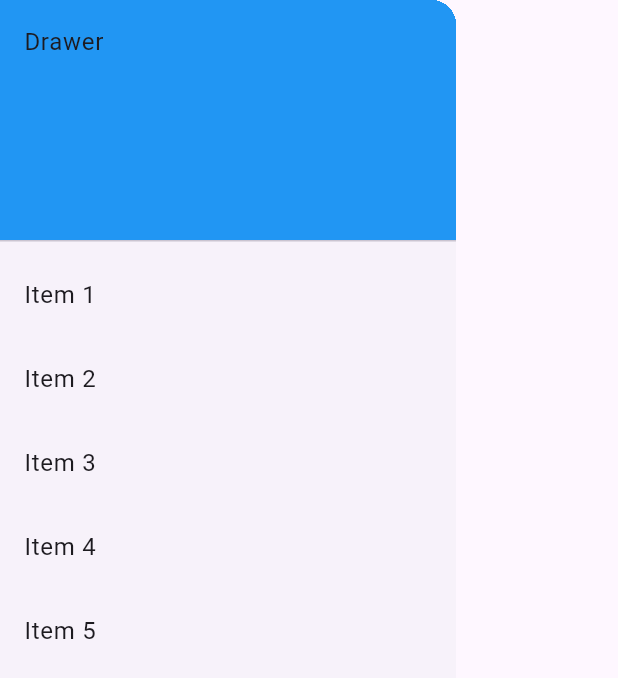
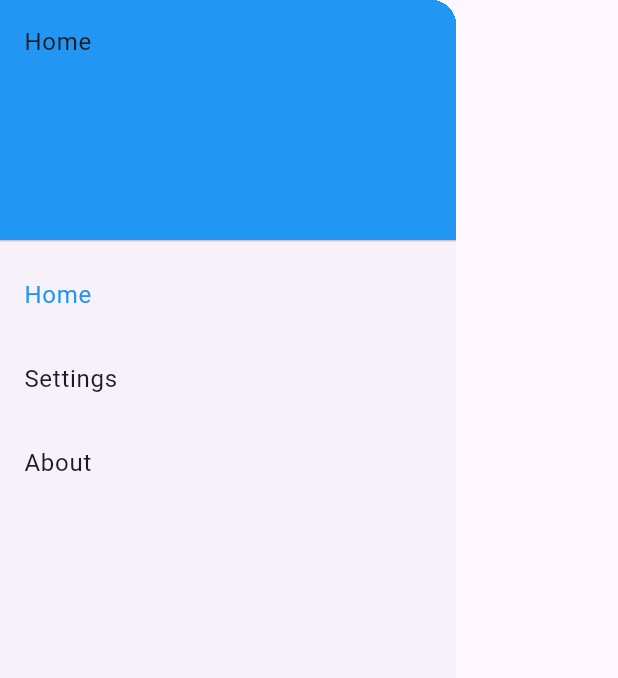
Before and after one commit to Cookzz/flutter-notepad, a Flutter app: the DrawerBuilder widget shown alone on an empty page, opened directly, on a phone screen of 412 x 824 dp. Shown: the top 678 px of the screen. Run offline on Flutter 3.47's test engine with Material 3 defaults, Android fonts, the phone set to English and light mode, and no system bars; our stand-ins replace flutter_slidable, random_string, sembast.

Commit message:
updated drawer behavior
Accommodated new pages and turn drawer into a stateful componentt

```diff
--- a/lib/src/components/drawer.dart
+++ b/lib/src/components/drawer.dart
@@ -1,35 +1,54 @@
 import 'package:flutter/material.dart';
 
-class DrawerBuilder extends StatelessWidget {
+import '../constants/routes.dart';
+
+class DrawerBuilder extends StatefulWidget {
   final list;
 
   //provide a default drawer items
-  DrawerBuilder({this.list = const [
-    {'type': 'header', 'label': 'Drawer'},
-    {'type': 'item', 'label': 'Item 1'},
-    {'type': 'item', 'label': 'Item 2'},
-    {'type': 'item', 'label': 'Item 3'},
-    {'type': 'item', 'label': 'Item 4'},
-    {'type': 'item', 'label': 'Item 5'}
-  ]});
+  DrawerBuilder(
+      {this.list = const [
+        {'type': 'header', 'label': 'Home'},
+        {'type': 'item', 'label': 'Home', 'route': HOME},
+        {'type': 'item', 'label': 'Settings', 'route': SETTINGS},
+        {'type': 'item', 'label': 'About', 'route': ABOUT},
+        // {'type': 'item', 'label': 'Item 3'},
+        // {'type': 'item', 'label': 'Item 4'},
+        // {'type': 'item', 'label': 'Item 5'}
+      ]});
 
   @override
-  Widget build(BuildContext context){
+  State<DrawerBuilder> createState() => _DrawerState();
+}
+
+class _DrawerState extends State<DrawerBuilder> {
+  int _selectedIndex = 1;
+
+  @override
+  Widget build(BuildContext context) {
+    final list = widget.list;
+
     return Drawer(
       child: ListView.builder(
         padding: EdgeInsets.zero,
         itemCount: list.length,
         itemBuilder: (BuildContext ctxt, int index) {
-          if (list[index]['type'] == 'header'){
+          if (list[index]['type'] == 'header') {
             return DrawerHeader(
               child: Text(list[index]['label']),
-              decoration: BoxDecoration(
-                color: Colors.blue
-              ),
+              decoration: BoxDecoration(color: Colors.blue),
             );
           } else {
             return ListTile(
-              title: Text(list[index]['label'])
+              title: Text(list[index]['label']),
+              selectedColor: Colors.blue,
+              selected: index == _selectedIndex,
+              onTap: () => {
+                setState(() {
+                  _selectedIndex = index;
+                }),
+                Navigator.pushNamed(context, list[index]['route'])
+              },
             );
           }
         },
```
